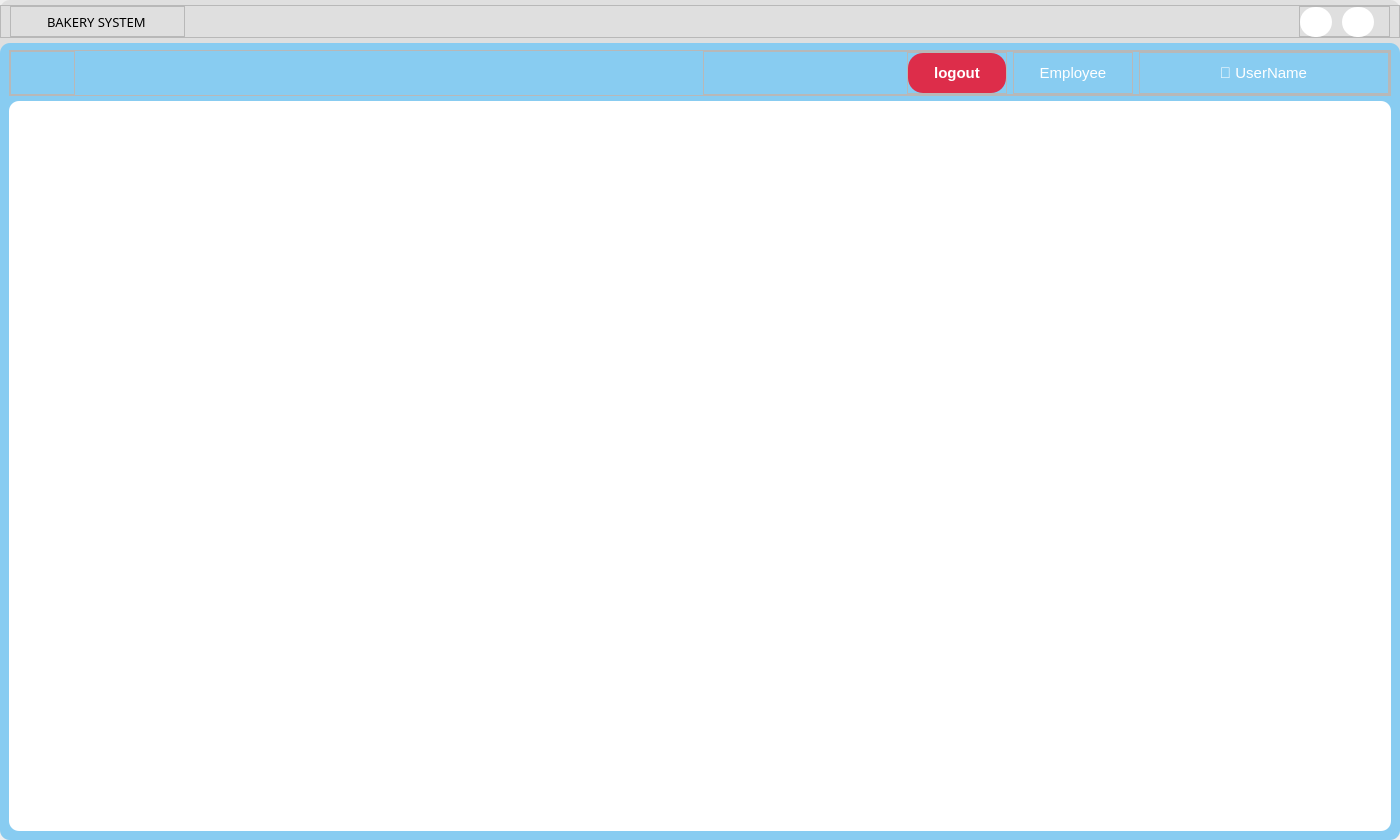
Qt form UI/forms/manager/manager_main_screen.ui (yuukun123/bakery-management-system) before a commit.
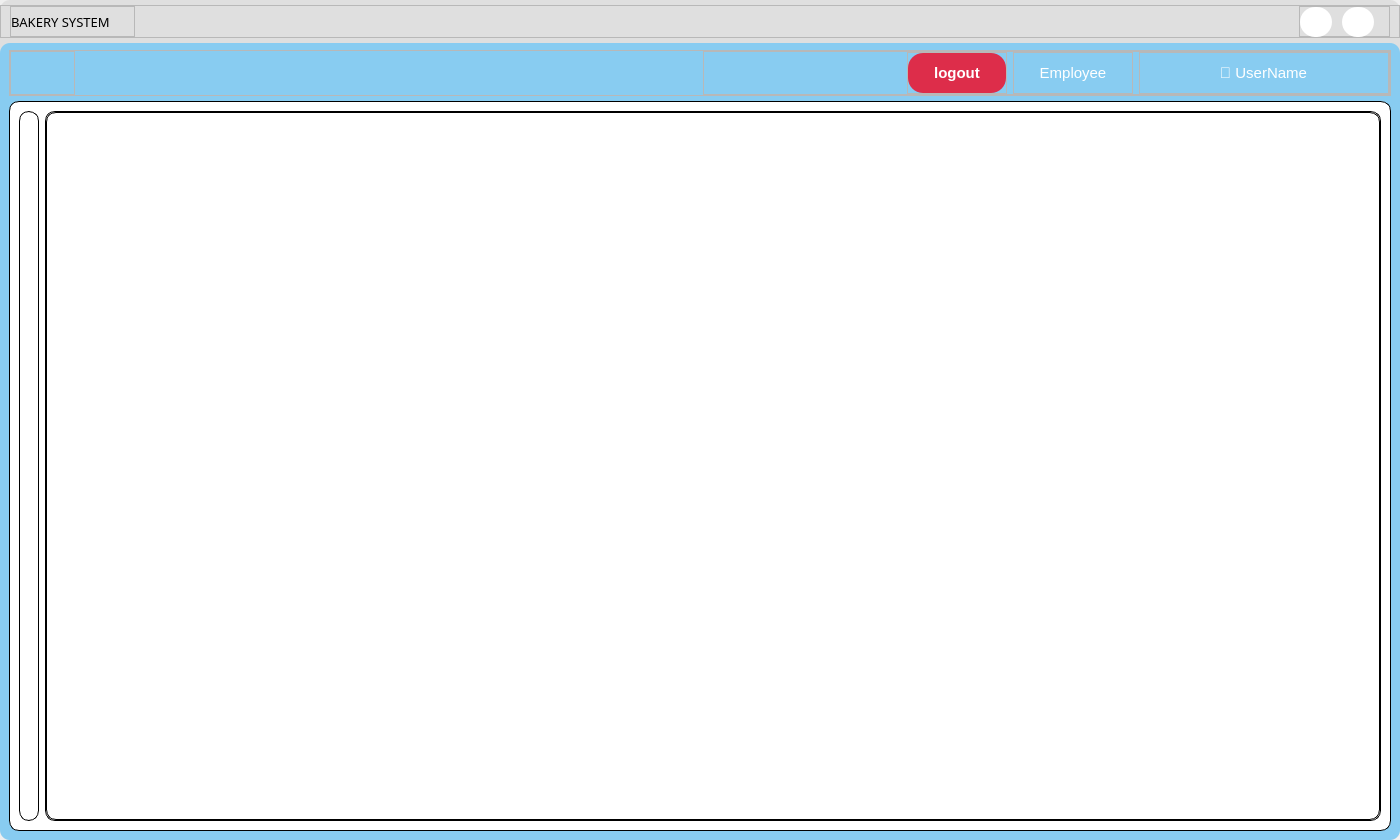
The same form after that commit. Icons and pictures are not drawn.

```diff
--- a/UI/forms/manager/manager_main_screen.ui
+++ b/UI/forms/manager/manager_main_screen.ui
@@ -99,7 +99,7 @@
            <widget class="QFrame" name="frame_15">
             <property name="maximumSize">
              <size>
-              <width>175</width>
+              <width>125</width>
               <height>50</height>
              </size>
             </property>
@@ -122,50 +122,6 @@
              <property name="bottomMargin">
               <number>0</number>
              </property>
-             <item>
-              <widget class="QPushButton" name="pushButton_4">
-               <property name="maximumSize">
-                <size>
-                 <width>30</width>
-                 <height>30</height>
-                </size>
-               </property>
-               <property name="focusPolicy">
-                <enum>Qt::NoFocus</enum>
-               </property>
-               <property name="styleSheet">
-                <string notr="true">border-radius: 10px</string>
-               </property>
-               <property name="text">
-                <string/>
-               </property>
-               <property name="icon">
-                <iconset>
-                 <normaloff>../icons/lexiland_logo1.png</normaloff>../icons/lexiland_logo1.png</iconset>
-               </property>
-               <property name="iconSize">
-                <size>
-                 <width>34</width>
-                 <height>34</height>
-                </size>
-               </property>
-               <property name="shortcut">
-                <string notr="true"/>
-               </property>
-               <property name="autoRepeat">
-                <bool>true</bool>
-               </property>
-               <property name="autoExclusive">
-                <bool>true</bool>
-               </property>
-               <property name="autoRepeatDelay">
-                <number>300</number>
-               </property>
-               <property name="autoDefault">
-                <bool>true</bool>
-               </property>
-              </widget>
-             </item>
              <item>
               <widget class="QLabel" name="label_3">
                <property name="font">
@@ -647,7 +603,8 @@
             </property>
             <property name="styleSheet">
              <string notr="true">background-color: rgb(255, 255, 255);
-border-radius:10px;</string>
+border-radius:10px;
+border: 1px solid rgb(0, 0, 0)</string>
             </property>
             <property name="frameShape">
              <enum>QFrame::StyledPanel</enum>
@@ -655,22 +612,38 @@
             <property name="frameShadow">
              <enum>QFrame::Raised</enum>
             </property>
-            <layout class="QVBoxLayout" name="verticalLayout_2">
-             <property name="spacing">
-              <number>0</number>
-             </property>
-             <property name="leftMargin">
-              <number>35</number>
-             </property>
-             <property name="topMargin">
-              <number>0</number>
-             </property>
-             <property name="rightMargin">
-              <number>35</number>
-             </property>
-             <property name="bottomMargin">
-              <number>269</number>
-             </property>
+            <layout class="QHBoxLayout" name="horizontalLayout_4">
+             <item>
+              <widget class="QFrame" name="frame_8">
+               <property name="frameShape">
+                <enum>QFrame::StyledPanel</enum>
+               </property>
+               <property name="frameShadow">
+                <enum>QFrame::Raised</enum>
+               </property>
+               <layout class="QVBoxLayout" name="verticalLayout_2">
+                <item>
+                 <widget class="QFrame" name="frame_10">
+                  <property name="frameShape">
+                   <enum>QFrame::StyledPanel</enum>
+                  </property>
+                  <property name="frameShadow">
+                   <enum>QFrame::Raised</enum>
+                  </property>
+                 </widget>
+                </item>
+               </layout>
+              </widget>
+             </item>
+             <item>
+              <widget class="QStackedWidget" name="stackedWidget">
+               <property name="frameShadow">
+                <enum>QFrame::Sunken</enum>
+               </property>
+               <widget class="QWidget" name="page_3"/>
+               <widget class="QWidget" name="page_4"/>
+              </widget>
+             </item>
             </layout>
            </widget>
           </item>
```
Left out of the diff: 10 changed lines with no effect on the pictures.
